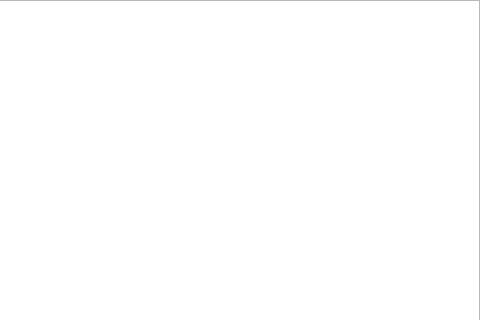
The window that angrybird/mainwindow.ui (kirin111697/pd2-Angrybird) describes before a commit, drawn with Qt 5; both pictures show x 544 to 1024 and y 0 to 320 of the 1024 by 680 pixel window.
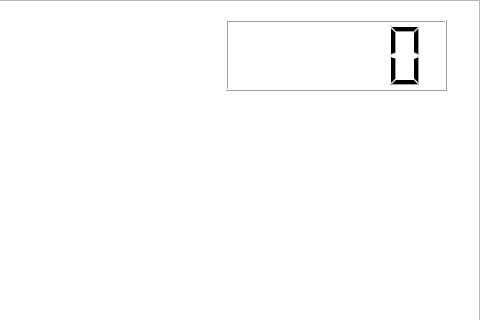
The same window after the commit. Icons and pictures are not drawn.

```diff
--- a/angrybird/mainwindow.ui
+++ b/angrybird/mainwindow.ui
@@ -137,12 +137,23 @@
      <string>Restart</string>
     </property>
    </widget>
+   <widget class="QLCDNumber" name="lcdNumber">
+    <property name="geometry">
+     <rect>
+      <x>770</x>
+      <y>20</y>
+      <width>221</width>
+      <height>71</height>
+     </rect>
+    </property>
+   </widget>
    <zorder>graphicsView_2</zorder>
    <zorder>slingShot1</zorder>
    <zorder>graphicsView</zorder>
    <zorder>slingShot2</zorder>
    <zorder>quit</zorder>
    <zorder>restart</zorder>
+   <zorder>lcdNumber</zorder>
   </widget>
  </widget>
  <layoutdefault spacing="6" margin="11"/>
```
